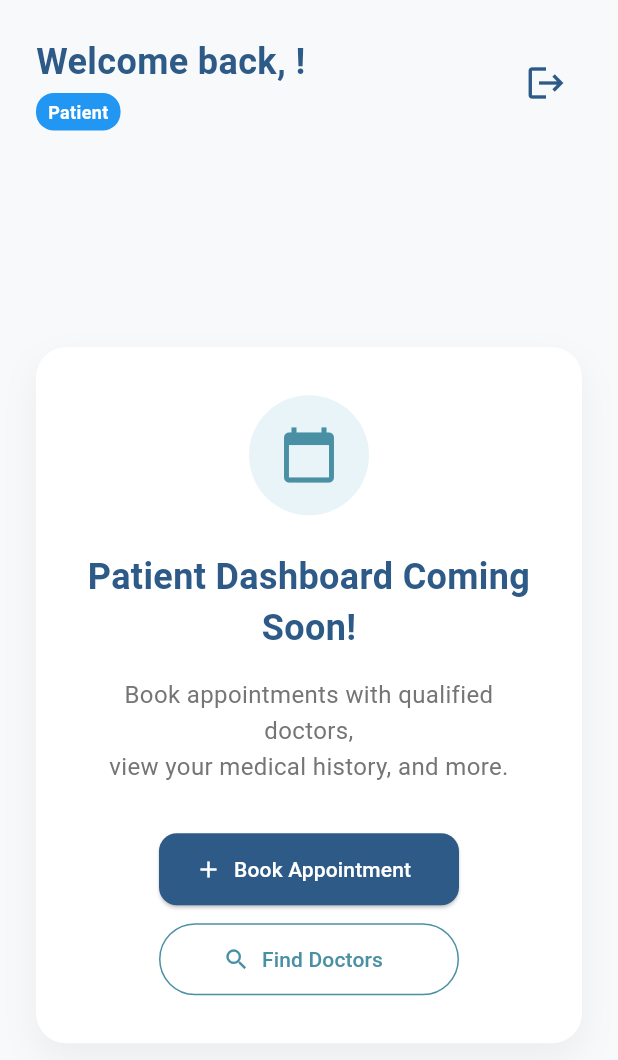
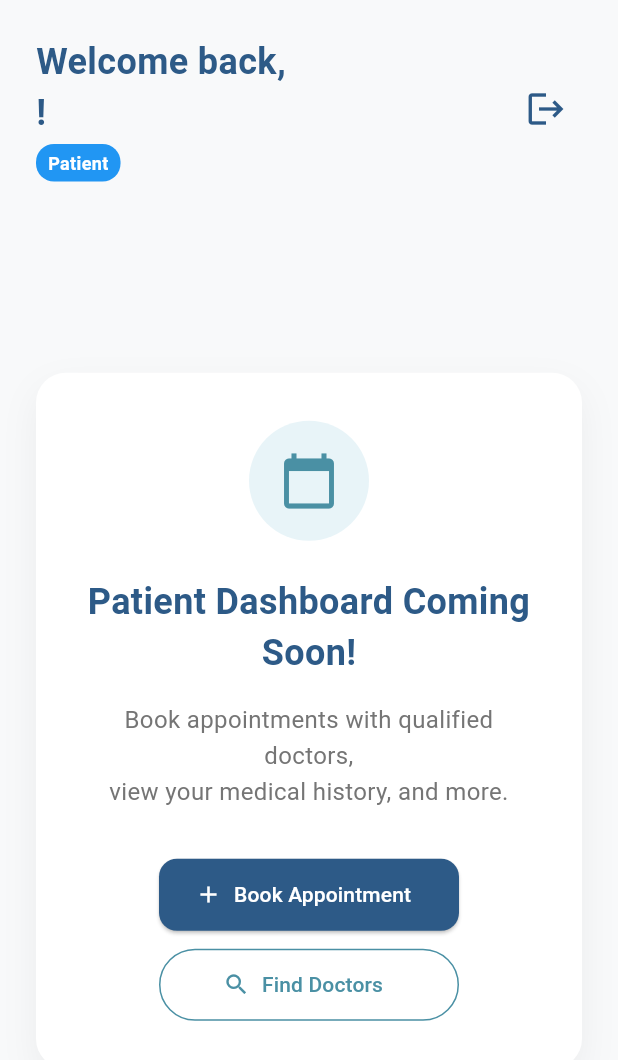
Before and after one commit to bpmc-group/BPM-Catalyst-Booking, a Flutter app: the HomeScreen screen opened by its route, after a tap on the "logout" icon, on a phone screen of 412 x 824 dp. Shown: the top 1060 px of the screen. Run offline on Flutter 3.47's test engine with Material 3 defaults, Android fonts, the light colour scheme and no system bars; our stand-ins replace firebase_auth, firebase_core, flutter_riverpod; accounts and stored records are empty.

Commit message:
Fix home screen layout and add debug logging - wrap welcome text in Expanded widget to prevent overflow, add text overflow handling, move user name to separate line, add debug logging for sign out investigation

```diff
--- a/lib/providers/auth_provider.dart
+++ b/lib/providers/auth_provider.dart
@@ -149,12 +149,21 @@ class AuthNotifier extends StateNotifier<AuthState> {
   }
 
   Future<void> signOut() async {
+    print('🔍 AuthProvider: Starting sign out...');
+    print(
+      '🔍 AuthProvider: Current user before sign out: ${state.user?.name} (${state.user?.role})',
+    );
+
     state = state.copyWith(isLoading: true);
 
     try {
+      print('🔍 AuthProvider: Calling Firebase signOut...');
       await _firebaseAuth.signOut();
+      print('🔍 AuthProvider: Firebase signOut completed');
       state = state.copyWith(user: null, isLoading: false);
+      print('🔍 AuthProvider: State updated - user should be null');
     } catch (e) {
+      print('🔍 AuthProvider: Sign out failed with error: $e');
       state = state.copyWith(isLoading: false, error: 'Sign out failed.');
       rethrow;
     }
--- a/lib/screens/home/home_screen.dart
+++ b/lib/screens/home/home_screen.dart
@@ -7,10 +7,17 @@ class HomeScreen extends ConsumerWidget {
   const HomeScreen({super.key});
 
   Future<void> _logout(WidgetRef ref) async {
+    print('🔍 Logout button pressed');
+    print('🔍 Current user: ${ref.read(currentUserProvider)?.name}');
+    print('🔍 Is doctor: ${ref.read(isDoctorProvider)}');
+
     try {
+      print('🔍 Calling sign out...');
       await ref.read(authProvider.notifier).signOut();
+      print('🔍 Sign out completed successfully');
       // AuthWrapper will handle navigation automatically
     } catch (e) {
+      print('🔍 Sign out error: $e');
       // Error handling will be done by AuthWrapper
     }
   }
@@ -36,18 +43,21 @@ class HomeScreen extends ConsumerWidget {
               Row(
                 mainAxisAlignment: MainAxisAlignment.spaceBetween,
                 children: [
-                  Column(
+                  Expanded(
+                    child: Column(
                       crossAxisAlignment: CrossAxisAlignment.start,
                       children: [
                         Text(
                           isDoctor
-                            ? 'Welcome back, Dr. ${user.name}!'
-                            : 'Welcome back, ${user.name}!',
+                              ? 'Welcome back,\nDr. ${user.name}!'
+                              : 'Welcome back,\n${user.name}!',
                           style: const TextStyle(
                             fontSize: 24,
                             fontWeight: FontWeight.bold,
                             color: Color(0xFF2D5A87),
                           ),
+                          overflow: TextOverflow.ellipsis,
+                          maxLines: 2,
                         ),
                         const SizedBox(height: 4),
                         Row(
@@ -74,17 +84,22 @@ class HomeScreen extends ConsumerWidget {
                               ),
                             ),
                             const SizedBox(width: 8),
-                          Text(
+                            Flexible(
+                              child: Text(
                                 user.email,
                                 style: TextStyle(
                                   fontSize: 14,
                                   color: Colors.grey[600],
+                                ),
+                                overflow: TextOverflow.ellipsis,
                               ),
                             ),
                           ],
                         ),
                       ],
                     ),
+                  ),
+                  const SizedBox(width: 16),
                   IconButton(
                     onPressed: () => _logout(ref),
                     icon: const Icon(
```
Lines whose indentation alone changed are shown as unchanged.
